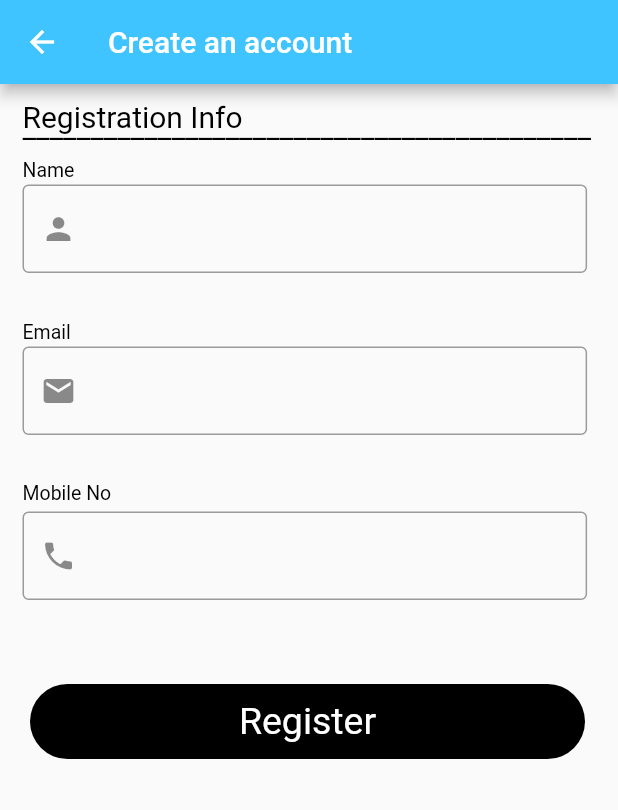
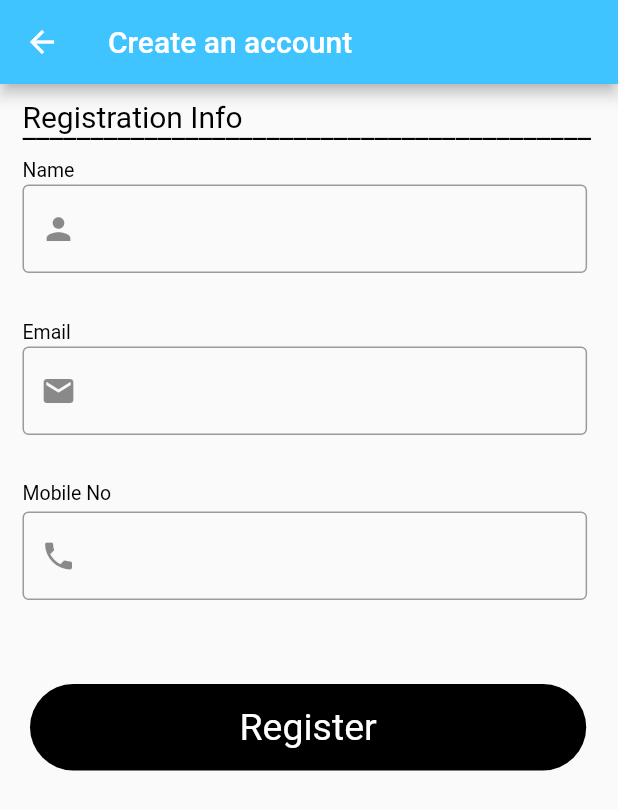
Before and after one commit to romzanalimohon/telemedicine-app, a Flutter app: the RegisterPage screen opened directly, on a phone screen of 412 x 824 dp. Shown: the top 810 px of the screen. Run offline on Flutter 3.47's test engine with Material 2 defaults, Android fonts, the phone set to English and light mode, and no system bars; our stand-ins replace get, get_storage, google_fonts, image_picker, permission_handler, wakelock; missing offline and left inert: agora_rtc_engine, wc_form_validators; accounts and stored records are empty.

Commit message:
endline commit

```diff
--- a/lib/authentication_page/register.dart
+++ b/lib/authentication_page/register.dart
@@ -54,6 +54,11 @@ class _RegisterPageState extends State<RegisterPage> {
         userdata.write('isLogged', true);
 
 
+        userdata.write('id', data['student']['id']);
+        userdata.write('email', data['student']['email']);
+        userdata.write('name', data['student']['name']);
+        userdata.write('mobile', data['student']['mobile']);
+        userdata.write('status', data['student']['status']);
 
         userdata.write('address', data['studentprofile']['address']);
         userdata.write('city', data['studentprofile']['city']);
@@ -62,11 +67,7 @@ class _RegisterPageState extends State<RegisterPage> {
         userdata.write('image', data['studentprofile']['image']);
 
 
-        userdata.write('id', data['student']['id']);
-        userdata.write('email', data['student']['email']);
-        userdata.write('name', data['student']['name']);
-        userdata.write('mobile', data['student']['mobile']);
-        userdata.write('status', data['student']['status']);
+
 
         userdata.write('consultant_name', data['consultant'][0]['name']);
         userdata.write('role', data['consultant'][0]['role']);
@@ -222,8 +223,8 @@ class _RegisterPageState extends State<RegisterPage> {
                   },
                   child: Container(
                     margin: EdgeInsets.only(left: 20, right: 20, top: 400),
-                    height: 50,
-                    width: 370,
+                    height: size.height * .07,
+                    width: size.width * .9,
                     decoration: BoxDecoration(
                       color: Colors.black,
                       borderRadius: BorderRadius.circular(50),
--- a/lib/components/edit_profile.dart
+++ b/lib/components/edit_profile.dart
@@ -68,6 +68,7 @@ class _EditProfileState extends State<EditProfile> {
 
     if (response.statusCode == 200) {
 
+      image?.delete();
       //request.files.remove(multipart);
       setState(() {
         image = null;
--- a/lib/components/global_variable.dart
+++ b/lib/components/global_variable.dart
@@ -1,5 +1,3 @@
-import 'dart:convert';
 
-import 'package:http/http.dart';
 
-String api = "https://consultant.xprtx.net/public/api";
+String api = "https://api.ticonsultancy.co.uk/api";
--- a/lib/main.dart
+++ b/lib/main.dart
@@ -11,6 +11,7 @@ void main() async{
   runApp(
     GetMaterialApp(
       debugShowCheckedModeBanner: false,
+      theme: ThemeData.light(),
       home: MySplashApp(),
     )
   );
```
Also changed, not shown: lib/authentication_page/login.dart (+7 -21 lines), lib/ui_model/doctor_list.dart (+7 -12 lines), lib/ui_model/profile.dart (+4 -3 lines).
